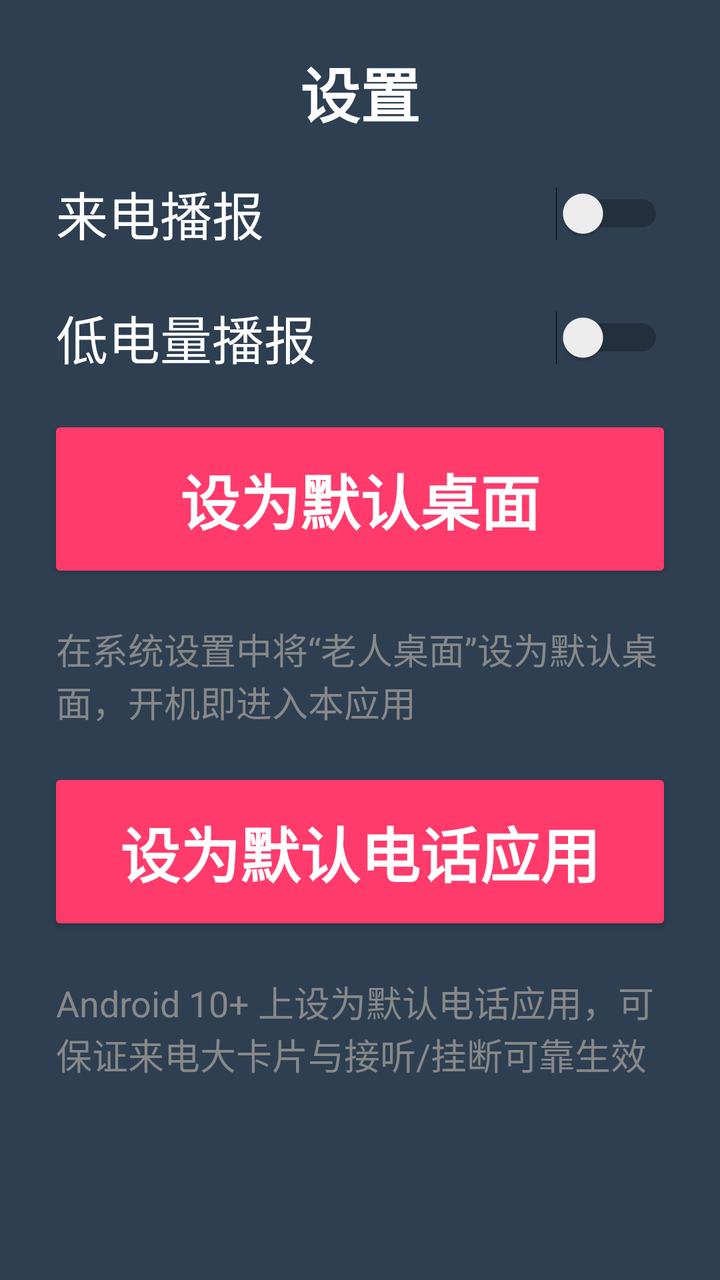
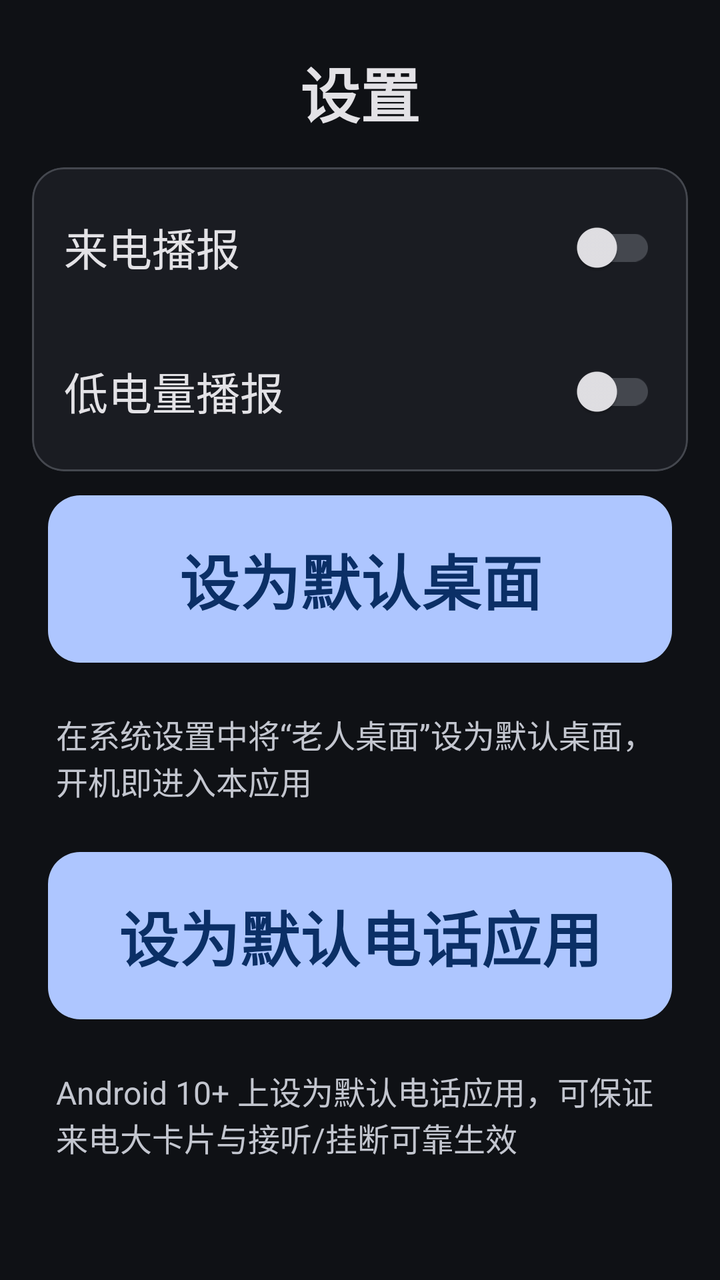

Compare the two renders of this Android layout. The source of the first and the diff that turns it into the second are given below.
<!-- AndroidManifest.xml: application theme Theme.ElderLauncher -->
<!-- res/layout/activity_settings.xml -->
<?xml version="1.0" encoding="utf-8"?>
<LinearLayout xmlns:android="http://schemas.android.com/apk/res/android"
    android:orientation="vertical"
    android:padding="16dp"
    android:layout_width="match_parent"
    android:layout_height="match_parent">

    <TextView
        android:text="@string/settings_title"
        android:textSize="30sp"
        android:textStyle="bold"
        android:gravity="center"
        android:padding="8dp"
        android:layout_width="match_parent"
        android:layout_height="wrap_content" />

    <LinearLayout
        android:orientation="horizontal"
        android:gravity="center_vertical"
        android:padding="12dp"
        android:layout_width="match_parent"
        android:layout_height="wrap_content">
        <TextView android:text="@string/set_incoming" android:textSize="26sp"
            android:layout_weight="1" android:layout_width="0dp" android:layout_height="wrap_content" />
        <Switch android:id="@+id/swIncoming" android:layout_width="wrap_content" android:layout_height="wrap_content" />
    </LinearLayout>

    <LinearLayout
        android:orientation="horizontal"
        android:gravity="center_vertical"
        android:padding="12dp"
        android:layout_width="match_parent"
        android:layout_height="wrap_content">
        <TextView android:text="@string/set_lowbattery" android:textSize="26sp"
            android:layout_weight="1" android:layout_width="0dp" android:layout_height="wrap_content" />
        <Switch android:id="@+id/swLow" android:layout_width="wrap_content" android:layout_height="wrap_content" />
    </LinearLayout>

    <Button
        android:id="@+id/btnDefault"
        style="@style/BigButton"
        android:text="@string/set_default_launcher"
        android:layout_width="match_parent"
        android:layout_height="wrap_content" />

    <TextView
        android:text="@string/set_default_tip"
        android:textSize="18sp"
        android:textColor="@color/text_hint"
        android:padding="12dp"
        android:layout_width="match_parent"
        android:layout_height="wrap_content" />

    <Button
        android:id="@+id/btnDefaultDialer"
        style="@style/BigButton"
        android:text="@string/set_default_dialer"
        android:layout_width="match_parent"
        android:layout_height="wrap_content" />

    <TextView
        android:text="@string/set_default_dialer_tip"
        android:textSize="18sp"
        android:textColor="@color/text_hint"
        android:padding="12dp"
        android:layout_width="match_parent"
        android:layout_height="wrap_content" />
</LinearLayout>
<!-- resources referenced by this layout -->
<resources>
  <color name="text_hint">#888888</color>
  <style name="BigButton" parent="Widget.AppCompat.Button">
          <item name="android:textSize">30sp</item>
          <item name="android:textStyle">bold</item>
          <item name="android:textColor">@android:color/white</item>
          <item name="android:backgroundTint">@color/primary</item>
          <item name="android:layout_margin">8dp</item>
          <item name="android:padding">20dp</item>
      </style>
  <style name="Theme.ElderLauncher" parent="Theme.AppCompat.DayNight.NoActionBar">
          <item name="colorPrimary">@color/card_blue</item>
          <item name="colorPrimaryDark">@color/card_blue_dark</item>
          <item name="colorAccent">@color/card_blue</item>
          <item name="android:windowBackground">@color/bg_navy</item>
          <item name="android:textSize">22sp</item>
          <item name="android:textColor">@color/text_on_blue</item>
      </style>
  <color name="primary">#FF3B6C</color>
  <color name="card_blue">#3A8EF6</color>
  <color name="card_blue_dark">#3D6FB5</color>
  <color name="bg_navy">#2E3F52</color>
  <color name="text_on_blue">#FFFFFF</color>
  <!-- unchanged entries left out for length: 7 -->
</resources>

<!-- the commit's change to res/layout/activity_settings.xml (unified diff, before → after) -->
@@ -1,68 +1,95 @@
 <?xml version="1.0" encoding="utf-8"?>
 <LinearLayout xmlns:android="http://schemas.android.com/apk/res/android"
+    xmlns:app="http://schemas.android.com/apk/res-auto"
     android:orientation="vertical"
     android:padding="16dp"
+    android:background="?attr/colorBackground"
     android:layout_width="match_parent"
     android:layout_height="match_parent">
 
     <TextView
+        android:layout_width="match_parent"
+        android:layout_height="wrap_content"
         android:text="@string/settings_title"
         android:textSize="30sp"
         android:textStyle="bold"
         android:gravity="center"
-        android:padding="8dp"
+        android:textColor="?attr/colorOnSurface"
+        android:padding="8dp" />
+
+    <com.google.android.material.card.MaterialCardView
         android:layout_width="match_parent"
-        android:layout_height="wrap_content" />
+        android:layout_height="wrap_content"
+        app:cardBackgroundColor="?attr/colorSurface"
+        app:cardCornerRadius="16dp"
+        app:strokeColor="?attr/colorOutline"
+        app:strokeWidth="1dp"
+        app:contentPadding="4dp"
+        android:layout_marginTop="8dp">
 
-    <LinearLayout
-        android:orientation="horizontal"
-        android:gravity="center_vertical"
-        android:padding="12dp"
-        android:layout_width="match_parent"
-        android:layout_height="wrap_content">
-        <TextView android:text="@string/set_incoming" android:textSize="26sp"
-            android:layout_weight="1" android:layout_width="0dp" android:layout_height="wrap_content" />
-        <Switch android:id="@+id/swIncoming" android:layout_width="wrap_content" android:layout_height="wrap_content" />
-    </LinearLayout>
+        <LinearLayout
+            android:orientation="vertical"
+            android:layout_width="match_parent"
+            android:layout_height="wrap_content">
 
-    <LinearLayout
-        android:orientation="horizontal"
-        android:gravity="center_vertical"
-        android:padding="12dp"
-        android:layout_width="match_parent"
-        android:layout_height="wrap_content">
-        <TextView android:text="@string/set_lowbattery" android:textSize="26sp"
-            android:layout_weight="1" android:layout_width="0dp" android:layout_height="wrap_content" />
-        <Switch android:id="@+id/swLow" android:layout_width="wrap_content" android:layout_height="wrap_content" />
-    </LinearLayout>
+            <LinearLayout
+                android:orientation="horizontal"
+                android:gravity="center_vertical"
+                android:padding="12dp"
+                android:layout_width="match_parent"
+                android:layout_height="wrap_content">
+                <TextView android:text="@string/set_incoming" android:textSize="22sp"
+                    android:textColor="?attr/colorOnSurface"
+                    android:layout_weight="1" android:layout_width="0dp" android:layout_height="wrap_content" />
+                <com.google.android.material.switchmaterial.SwitchMaterial
+                    android:id="@+id/swIncoming"
+                    android:layout_width="wrap_content" android:layout_height="wrap_content" />
+            </LinearLayout>
 
-    <Button
+            <LinearLayout
+                android:orientation="horizontal"
+                android:gravity="center_vertical"
+                android:padding="12dp"
+                android:layout_width="match_parent"
+                android:layout_height="wrap_content">
+                <TextView android:text="@string/set_lowbattery" android:textSize="22sp"
+                    android:textColor="?attr/colorOnSurface"
+                    android:layout_weight="1" android:layout_width="0dp" android:layout_height="wrap_content" />
+                <com.google.android.material.switchmaterial.SwitchMaterial
+                    android:id="@+id/swLow"
+                    android:layout_width="wrap_content" android:layout_height="wrap_content" />
+            </LinearLayout>
+        </LinearLayout>
+    </com.google.android.material.card.MaterialCardView>
+
+    <com.google.android.material.button.MaterialButton
         android:id="@+id/btnDefault"
         style="@style/BigButton"
+        android:layout_width="match_parent"
+        android:layout_height="wrap_content"
         android:text="@string/set_default_launcher"
-        android:layout_width="match_parent"
-        android:layout_height="wrap_content" />
+        android:layout_marginTop="16dp" />
 
     <TextView
+        android:layout_width="match_parent"
+        android:layout_height="wrap_content"
         android:text="@string/set_default_tip"
-        android:textSize="18sp"
-        android:textColor="@color/text_hint"
-        android:padding="12dp"
-        android:layout_width="match_parent"
-        android:layout_height="wrap_content" />
+        android:textSize="16sp"
+        android:textColor="?attr/colorOnSurfaceVariant"
+        android:padding="12dp" />
 
-    <Button
+    <com.google.android.material.button.MaterialButton
         android:id="@+id/btnDefaultDialer"
         style="@style/BigButton"
-        android:text="@string/set_default_dialer"
         android:layout_width="match_parent"
-        android:layout_height="wrap_content" />
+        android:layout_height="wrap_content"
+        android:text="@string/set_default_dialer" />
 
     <TextView
+        android:layout_width="match_parent"
+        android:layout_height="wrap_content"
         android:text="@string/set_default_dialer_tip"
-        android:textSize="18sp"
-        android:textColor="@color/text_hint"
-        android:padding="12dp"
-        android:layout_width="match_parent"
-        android:layout_height="wrap_content" />
+        android:textSize="16sp"
+        android:textColor="?attr/colorOnSurfaceVariant"
+        android:padding="12dp" />
 </LinearLayout>
<!-- resource entries referenced after the edit -->
@@ -1,27 +1,77 @@
 <!-- resources referenced by this layout -->
 <resources>
-  <color name="text_hint">#888888</color>
-  <style name="BigButton" parent="Widget.AppCompat.Button">
+  <style name="BigButton" parent="Widget.Material3.Button">
           <item name="android:textSize">30sp</item>
           <item name="android:textStyle">bold</item>
-          <item name="android:textColor">@android:color/white</item>
-          <item name="android:backgroundTint">@color/primary</item>
+          <item name="android:padding">20dp</item>
           <item name="android:layout_margin">8dp</item>
-          <item name="android:padding">20dp</item>
+          <item name="android:minHeight">64dp</item>
+          <item name="cornerRadius">16dp</item>
       </style>
-  <style name="Theme.ElderLauncher" parent="Theme.AppCompat.DayNight.NoActionBar">
-          <item name="colorPrimary">@color/card_blue</item>
-          <item name="colorPrimaryDark">@color/card_blue_dark</item>
-          <item name="colorAccent">@color/card_blue</item>
-          <item name="android:windowBackground">@color/bg_navy</item>
-          <item name="android:textSize">22sp</item>
-          <item name="android:textColor">@color/text_on_blue</item>
+  <style name="Theme.ElderLauncher" parent="Theme.Material3.Dark.NoActionBar">
+          
+          <item name="colorPrimary">@color/colorPrimary</item>
+          <item name="colorOnPrimary">@color/colorOnPrimary</item>
+          <item name="colorPrimaryContainer">@color/colorPrimaryContainer</item>
+          <item name="colorOnPrimaryContainer">@color/colorOnPrimaryContainer</item>
+          <item name="colorSecondary">@color/colorSecondary</item>
+          <item name="colorOnSecondary">@color/colorOnSecondary</item>
+          <item name="colorSecondaryContainer">@color/colorSecondaryContainer</item>
+          <item name="colorOnSecondaryContainer">@color/colorOnSecondaryContainer</item>
+          <item name="colorTertiary">@color/colorTertiary</item>
+          <item name="colorOnTertiary">@color/colorOnTertiary</item>
+          <item name="colorTertiaryContainer">@color/colorTertiaryContainer</item>
+          <item name="colorOnTertiaryContainer">@color/colorOnTertiaryContainer</item>
+          <item name="colorBackground">@color/colorBackground</item>
+          <item name="colorOnBackground">@color/colorOnBackground</item>
+          <item name="colorSurface">@color/colorSurface</item>
+          <item name="colorOnSurface">@color/colorOnSurface</item>
+          <item name="colorSurfaceVariant">@color/colorSurfaceVariant</item>
+          <item name="colorOnSurfaceVariant">@color/colorOnSurfaceVariant</item>
+          <item name="colorSurfaceContainer">@color/colorSurfaceContainer</item>
+          <item name="colorSurfaceContainerHigh">@color/colorSurfaceContainerHigh</item>
+          <item name="colorSurfaceContainerHighest">@color/colorSurfaceContainerHighest</item>
+          <item name="colorOutline">@color/colorOutline</item>
+          <item name="colorOutlineVariant">@color/colorOutlineVariant</item>
+          <item name="colorError">@color/colorError</item>
+          <item name="colorOnError">@color/colorOnError</item>
+          <item name="colorErrorContainer">@color/colorErrorContainer</item>
+          <item name="colorOnErrorContainer">@color/colorOnErrorContainer</item>
+  
+          <item name="android:colorBackground">@color/colorBackground</item>
+          <item name="android:windowBackground">@color/colorBackground</item>
+          <item name="android:statusBarColor">@color/colorBackground</item>
+          <item name="android:navigationBarColor">@color/colorBackground</item>
+          <item name="android:editTextColor">@color/colorOnSurface</item>
+          <item name="android:textColor">@color/colorOnSurface</item>
       </style>
-  <color name="primary">#FF3B6C</color>
-  <color name="card_blue">#3A8EF6</color>
-  <color name="card_blue_dark">#3D6FB5</color>
-  <color name="bg_navy">#2E3F52</color>
-  <color name="text_on_blue">#FFFFFF</color>
+  <color name="colorPrimary">#AEC6FF</color>
+  <color name="colorOnPrimary">#0B2F66</color>
+  <color name="colorPrimaryContainer">#284786</color>
+  <color name="colorOnPrimaryContainer">#D9E2FF</color>
+  <color name="colorSecondary">#BEC6DC</color>
+  <color name="colorOnSecondary">#283141</color>
+  <color name="colorSecondaryContainer">#3E4759</color>
+  <color name="colorOnSecondaryContainer">#DAE2F9</color>
+  <color name="colorTertiary">#DDBCE4</color>
+  <color name="colorOnTertiary">#3F2844</color>
+  <color name="colorTertiaryContainer">#573E5C</color>
+  <color name="colorOnTertiaryContainer">#FAD8FF</color>
+  <color name="colorBackground">#0F1115</color>
+  <color name="colorOnBackground">#E2E2E9</color>
+  <color name="colorSurface">#1A1C22</color>
+  <color name="colorOnSurface">#E3E2E6</color>
+  <color name="colorSurfaceVariant">#2A2E37</color>
+  <color name="colorOnSurfaceVariant">#C3C6CF</color>
+  <color name="colorSurfaceContainer">#1E2128</color>
+  <color name="colorSurfaceContainerHigh">#282C34</color>
+  <color name="colorSurfaceContainerHighest">#33373F</color>
+  <color name="colorOutline">#44474E</color>
+  <color name="colorOutlineVariant">#2A2E37</color>
+  <color name="colorError">#FFB4AB</color>
+  <color name="colorOnError">#690005</color>
+  <color name="colorErrorContainer">#93000A</color>
+  <color name="colorOnErrorContainer">#FFDAD6</color>
   <!-- unchanged entries left out for length: 7 -->
 </resources>
 
